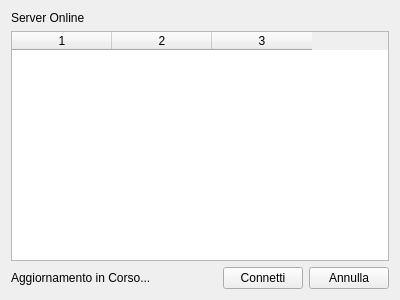
Qt form QRisiko/ServerLister.ui (QRisikoTeam/QRisiko) before a commit.
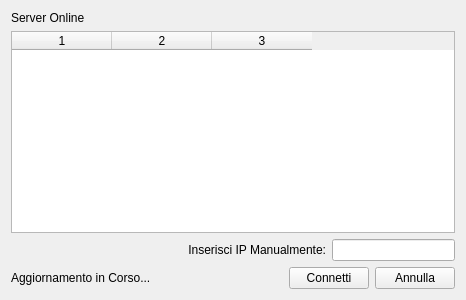
The same form after that commit.

Commit message:
Rimossa la classe QHttp deprecata e usato QNetworkAccessManager nella classe Gestore Server
Implementato il regolamento
Da implementare la funzionalità di inserimento manuale dell'IP in ServerSelector

What changed in the file:
```diff
--- a/QRisiko/ServerLister.ui
+++ b/QRisiko/ServerLister.ui
@@ -22,13 +22,42 @@
     </widget>
    </item>
    <item row="2" column="0">
+    <spacer name="horizontalSpacer_2">
+     <property name="orientation">
+      <enum>Qt::Horizontal</enum>
+     </property>
+     <property name="sizeHint" stdset="0">
+      <size>
+       <width>96</width>
+       <height>20</height>
+      </size>
+     </property>
+    </spacer>
+   </item>
+   <item row="2" column="1" colspan="3">
+    <widget class="QLabel" name="ManualLabel">
+     <property name="text">
+      <string>Inserisci IP Manualmente:</string>
+     </property>
+     <property name="alignment">
+      <set>Qt::AlignRight|Qt::AlignTrailing|Qt::AlignVCenter</set>
+     </property>
+     <property name="buddy">
+      <cstring>ManualInput</cstring>
+     </property>
+    </widget>
+   </item>
+   <item row="2" column="4" colspan="2">
+    <widget class="QLineEdit" name="ManualInput"/>
+   </item>
+   <item row="3" column="0" colspan="2">
     <widget class="QLabel" name="AggiornamentoLabel">
      <property name="text">
       <string>Aggiornamento in Corso...</string>
      </property>
     </widget>
    </item>
-   <item row="2" column="1">
+   <item row="3" column="2">
     <spacer name="horizontalSpacer">
      <property name="orientation">
       <enum>Qt::Horizontal</enum>
@@ -41,7 +70,7 @@
      </property>
     </spacer>
    </item>
-   <item row="2" column="2">
+   <item row="3" column="3" colspan="2">
     <widget class="QPushButton" name="connectButton">
      <property name="minimumSize">
       <size>
@@ -54,7 +83,7 @@
      </property>
     </widget>
    </item>
-   <item row="2" column="3">
+   <item row="3" column="5">
     <widget class="QPushButton" name="cancelButton">
      <property name="minimumSize">
       <size>
@@ -67,7 +96,7 @@
      </property>
     </widget>
    </item>
-   <item row="1" column="0" colspan="4">
+   <item row="1" column="0" colspan="6">
     <widget class="QTableWidget" name="TabellaServer">
      <property name="horizontalScrollBarPolicy">
       <enum>Qt::ScrollBarAlwaysOff</enum>
```
Left out of the diff: 6 changed lines with no effect on the pictures. The commit also changes 72 other files.
